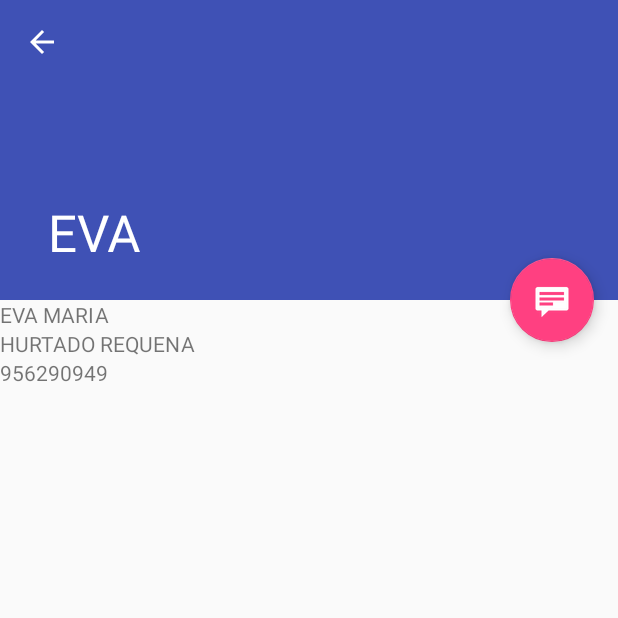
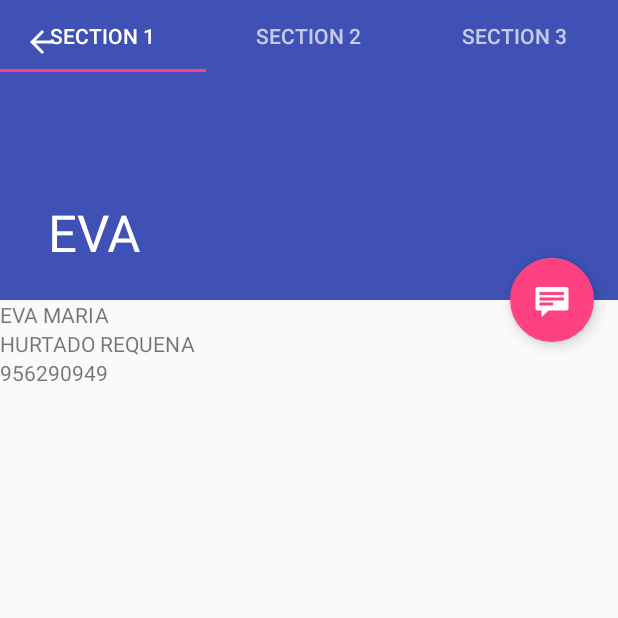
Before and after one commit to javiergarciaescobedo/AddressBookDroid, an Android app: the screen it shows after launch (PersonDetailActivity), after a tap on "EVA", on a phone screen of 412 x 824 dp, the top half of it. Run offline under Robolectric (Android 15) with nearby library versions, the phone set to English and light mode, and no system bars.

Commit message:
20151111

```diff
--- a/app/src/main/java/es/javiergarciaescobedo/addressbookdroid/PersonDetailActivity.java
+++ b/app/src/main/java/es/javiergarciaescobedo/addressbookdroid/PersonDetailActivity.java
@@ -1,5 +1,10 @@
 package es.javiergarciaescobedo.addressbookdroid;
 
+import android.support.design.widget.TabLayout;
+import android.support.v4.app.Fragment;
+import android.support.v4.app.FragmentManager;
+import android.support.v4.app.FragmentPagerAdapter;
+import android.support.v4.view.ViewPager;
 import android.support.v7.app.AppCompatActivity;
 import android.content.Intent;
 import android.os.Bundle;
@@ -49,18 +54,26 @@ public class PersonDetailActivity extends AppCompatActivity {
         //
         // http://developer.android.com/guide/components/fragments.html
         //
-        if (savedInstanceState == null) {
-            // Create the detail fragment and add it to the activity
-            // using a fragment transaction.
-            Bundle arguments = new Bundle();
-            arguments.putString(PersonDetailFragment.ARG_ITEM_ID,
-                    getIntent().getStringExtra(PersonDetailFragment.ARG_ITEM_ID));
-            PersonDetailFragment fragment = new PersonDetailFragment();
-            fragment.setArguments(arguments);
-            getSupportFragmentManager().beginTransaction()
-                    .add(R.id.person_detail_container, fragment)
-                    .commit();
-        }
+//        if (savedInstanceState == null) {
+//            // Create the detail fragment and add it to the activity
+//            // using a fragment transaction.
+//            Bundle arguments = new Bundle();
+//            arguments.putString(PersonDetailFragment.ARG_ITEM_ID,
+//                    getIntent().getStringExtra(PersonDetailFragment.ARG_ITEM_ID));
+//            PersonDetailFragment fragment = new PersonDetailFragment();
+//            fragment.setArguments(arguments);
+//            getSupportFragmentManager().beginTransaction()
+//                    .add(R.id.person_detail_container, fragment)
+//                    .commit();
+//        }
+
+        SectionsPagerAdapter mSectionsPagerAdapter = new SectionsPagerAdapter(getSupportFragmentManager());
+
+        ViewPager mViewPager = (ViewPager) findViewById(R.id.person_detail_container);
+        mViewPager.setAdapter(mSectionsPagerAdapter);
+
+        TabLayout tabLayout = (TabLayout) findViewById(R.id.tabs);
+        tabLayout.setupWithViewPager(mViewPager);
     }
 
     @Override
@@ -79,4 +92,55 @@ public class PersonDetailActivity extends AppCompatActivity {
         }
         return super.onOptionsItemSelected(item);
     }
+
+    public class SectionsPagerAdapter extends FragmentPagerAdapter {
+
+        public SectionsPagerAdapter(FragmentManager fm) {
+            super(fm);
+        }
+
+        @Override
+        public Fragment getItem(int position) {
+            //TODO: Meter aquí el siguiente código que es similar al que había en el método
+            // onCreate original de esta Activity
+            Bundle arguments = new Bundle();
+            //Se pasa al fragment el id de la posición seleccionada por el usuario en la lista
+            arguments.putString(PersonDetailFragment.ARG_ITEM_ID,
+                    getIntent().getStringExtra(PersonDetailFragment.ARG_ITEM_ID));
+            switch(position) {
+                case 0:
+                    PersonDetailFragment fragment1 = new PersonDetailFragment();
+                    fragment1.setArguments(arguments);
+                    return fragment1;
+                case 1:
+                    PersonDetailFragment fragment2 = new PersonDetailFragment();
+                    fragment2.setArguments(arguments);
+                    return fragment2;
+                case 2:
+                    PersonDetailFragment fragment3 = new PersonDetailFragment();
+                    fragment3.setArguments(arguments);
+                    return fragment3;
+            }
+            return null;
+        }
+
+        @Override
+        public int getCount() {
+            // Show 3 total pages.
+            return 3;
+        }
+
+        @Override
+        public CharSequence getPageTitle(int position) {
+            switch (position) {
+                case 0:
+                    return "SECTION 1";
+                case 1:
+                    return "SECTION 2";
+                case 2:
+                    return "SECTION 3";
+            }
+            return null;
+        }
+    }
 }
--- a/app/src/main/res/layout/activity_person_detail.xml
+++ b/app/src/main/res/layout/activity_person_detail.xml
@@ -20,12 +20,23 @@
                 app:layout_collapseMode="pin"
                 app:popupTheme="@style/ThemeOverlay.AppCompat.Light" />
 
+            <android.support.design.widget.TabLayout
+                android:id="@+id/tabs"
+                android:layout_width="match_parent"
+                android:layout_height="wrap_content" />
+
         </android.support.design.widget.CollapsingToolbarLayout>
 
     </android.support.design.widget.AppBarLayout>
 
-    <android.support.v4.widget.NestedScrollView android:id="@+id/person_detail_container"
+<!--    <android.support.v4.widget.NestedScrollView android:id="@+id/person_detail_container"
         android:layout_width="match_parent" android:layout_height="match_parent"
+        app:layout_behavior="@string/appbar_scrolling_view_behavior" />-->
+
+    <android.support.v4.view.ViewPager
+        android:id="@+id/person_detail_container"
+        android:layout_width="match_parent"
+        android:layout_height="match_parent"
         app:layout_behavior="@string/appbar_scrolling_view_behavior" />
 
     <android.support.design.widget.FloatingActionButton android:id="@+id/fab"
```
